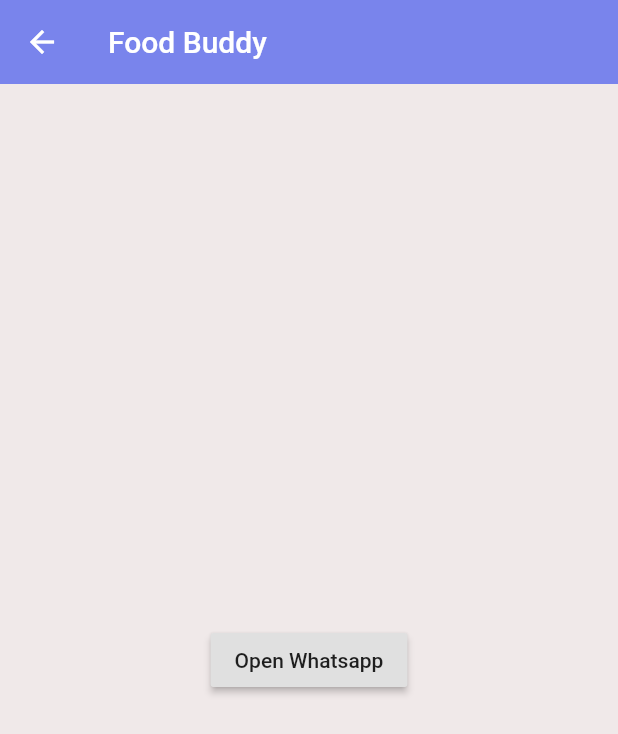
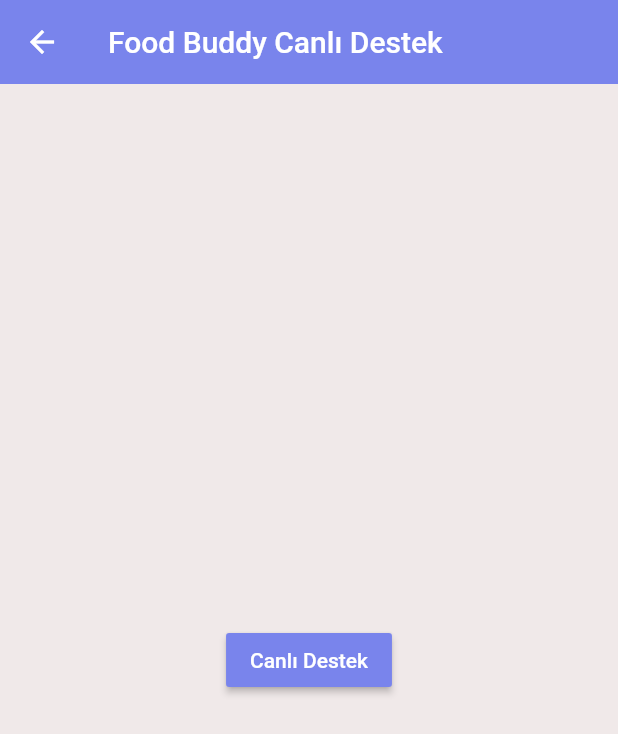
Before and after one commit to KhadijaMammadova/Food-Buddy, a Flutter app: the MainPage screen opened directly, in the side drawer, after a tap on "Bize ulaşın/Canlı Destek", on a phone screen of 412 x 824 dp. Shown: the top 734 px of the screen. Run offline on Flutter 3.47's test engine with Material 2 defaults, Android fonts, the phone set to English and light mode, and no system bars; our stand-ins replace cloud_firestore, curved_navigation_bar, firebase_auth, firebase_core, get_it, shared_preferences; accounts and stored records are empty; network calls fail.

Commit message:
Canlı destek sayfası düzenlendi

```diff
--- a/lib/Screens/NavBar/contact.dart
+++ b/lib/Screens/NavBar/contact.dart
@@ -10,18 +10,22 @@
     return Scaffold(
       backgroundColor: Color.fromARGB(255, 240, 233, 233),
       appBar: AppBar(
-        title: Text('Food Buddy'),
+        title: Text('Food Buddy Canlı Destek'),
         backgroundColor: kPrimaryColor,
         elevation: 0,
       ),
-body: Center(
+      body: Center(
         child: RaisedButton(
+          splashColor: Colors.grey,
+          color: kPrimaryColor,
           onPressed: () async => await launch(
               "https://wa.me/${905528528098}?text=Merhaba. Food Buddy canlı destek."),
-          child: Text('Open Whatsapp'),
+          child: Text(
+            'Canlı Destek',
+            style: TextStyle(color: Colors.white),
+          ),
         ),
       ),
     );
   }
-
 }
--- a/lib/Screens/NavBar/navbar.dart
+++ b/lib/Screens/NavBar/navbar.dart
@@ -14,7 +14,7 @@
         children: [
           UserAccountsDrawerHeader(
             accountName: Text('İsim Soyisim'),
-            accountEmail: Text('kullanıcımaili@gmail.com'),
+            accountEmail: Text('örnekmail@gmail.com'),
             currentAccountPicture: CircleAvatar(
               backgroundColor: Colors.grey,
               child: ClipOval(
```
